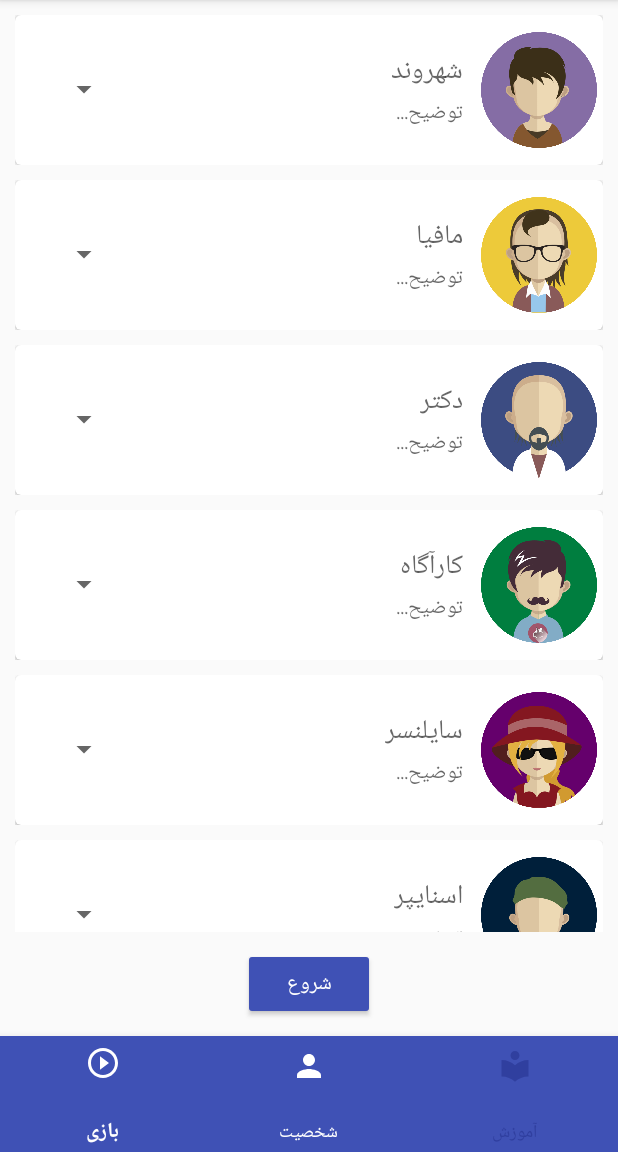
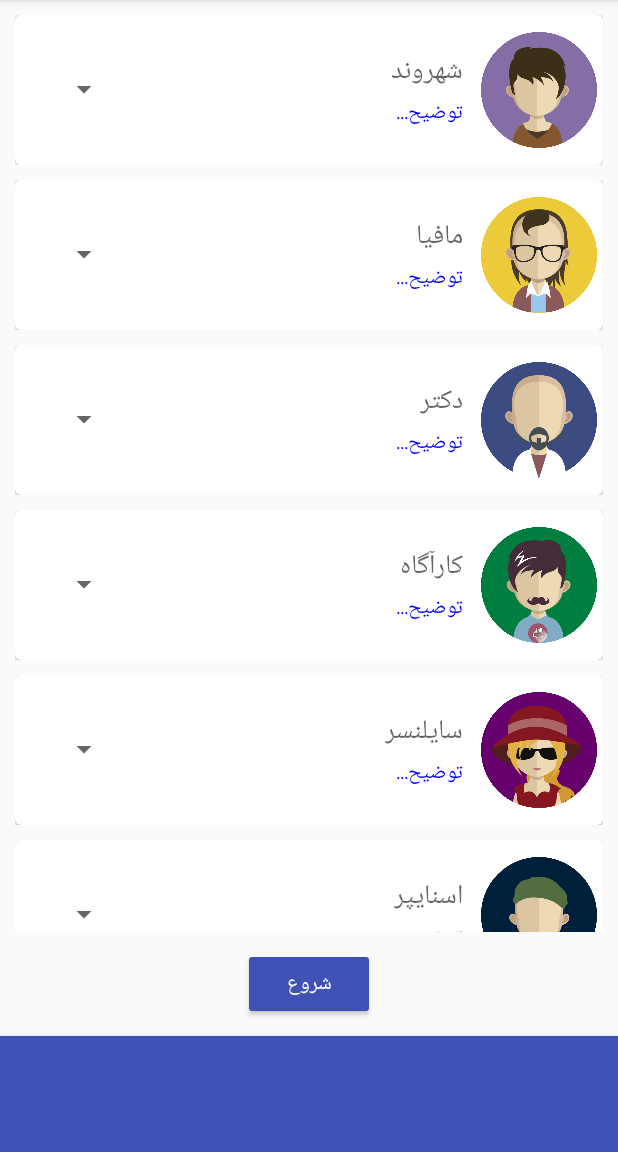
Before and after one commit to ehsan-hn/Mafia, an Android app: the screen it shows after launch (MainActivity), on a phone screen of 412 x 824 dp, the part 84-1236 px from its top. Run offline under Robolectric (Android 15) with nearby library versions, the phone set to English and light mode, and no system bars.

Commit message:
textColor  blue for list desc option

```diff
--- a/app/src/main/java/ehsan_hn/github/com/mafia/adapter/GameAdapter.java
+++ b/app/src/main/java/ehsan_hn/github/com/mafia/adapter/GameAdapter.java
@@ -76,7 +76,7 @@ public class GameAdapter extends RecyclerView.Adapter<GameAdapter.MyViewHolder>
         });
 
         holder.mDesc.setTextColor(Color.BLUE);
-        holder.mDesc.setHint("توضیح...");
+        holder.mDesc.setText("توضیح...");
         holder.mDesc.setOnClickListener(new View.OnClickListener() {
             @Override
             public void onClick(View view) {
--- /dev/null
+++ b/app/src/main/res/drawable/first_selector.xml
@@ -0,0 +1,6 @@
+<?xml version="1.0" encoding="utf-8"?>
+<selector xmlns:android="http://schemas.android.com/apk/res/android">
+    <item android:color="@color/white" android:state_first="true" />
+    <item android:color="@color/colorPrimaryDark" android:state_middle="true" />
+    <item android:color="@color/colorPrimaryDark" android:state_last="true" />
+</selector>
--- /dev/null
+++ b/app/src/main/res/drawable/last_selector.xml
@@ -0,0 +1,6 @@
+<?xml version="1.0" encoding="utf-8"?>
+<selector xmlns:android="http://schemas.android.com/apk/res/android">
+    <item android:color="@color/colorPrimaryDark" android:state_first="true" />
+    <item android:color="@color/colorPrimaryDark" android:state_middle="true" />
+    <item android:color="@color/white" android:state_last="true" />
+</selector>
--- a/app/src/main/res/drawable/nav_item_color_state.xml
+++ /dev/null
@@ -1,5 +0,0 @@
-<?xml version="1.0" encoding="utf-8"?>
-<selector xmlns:android="http://schemas.android.com/apk/res/android">
-    <item android:color="@color/white" android:state_enabled="true" />
-    <item android:color="@color/colorPrimaryDark" android:state_enabled="false" />
-</selector>
--- /dev/null
+++ b/app/src/main/res/drawable/secend_selector.xml
@@ -0,0 +1,6 @@
+<?xml version="1.0" encoding="utf-8"?>
+<selector xmlns:android="http://schemas.android.com/apk/res/android">
+    <item android:color="@color/colorPrimaryDark" android:state_first="true" />
+    <item android:color="@color/white" android:state_middle="true" />
+    <item android:color="@color/colorPrimaryDark" android:state_last="true" />
+</selector>
--- a/app/src/main/res/drawable/selector.xml
+++ /dev/null
@@ -1,5 +0,0 @@
-<?xml version="1.0" encoding="utf-8"?>
-<selector xmlns:android="http://schemas.android.com/apk/res/android">
-    <item android:color="@color/white" android:state_enabled="true" />
-    <item android:color="@color/colorPrimaryDark" android:state_enabled="false" />
-</selector>
--- a/app/src/main/res/layout/activity_main.xml
+++ b/app/src/main/res/layout/activity_main.xml
@@ -18,8 +18,8 @@
         android:layout_height="0dp"
         android:layout_weight="1"
         app:itemBackground="@color/colorPrimary"
-        app:itemIconTint="@drawable/nav_item_color_state"
-        app:itemTextColor="@drawable/nav_item_color_state"
+        app:itemIconTint="@drawable/first_selector"
+        app:itemTextColor="@drawable/first_selector"
         app:menu="@menu/bottom_navigation_main" />
 
 </LinearLayout>
```
